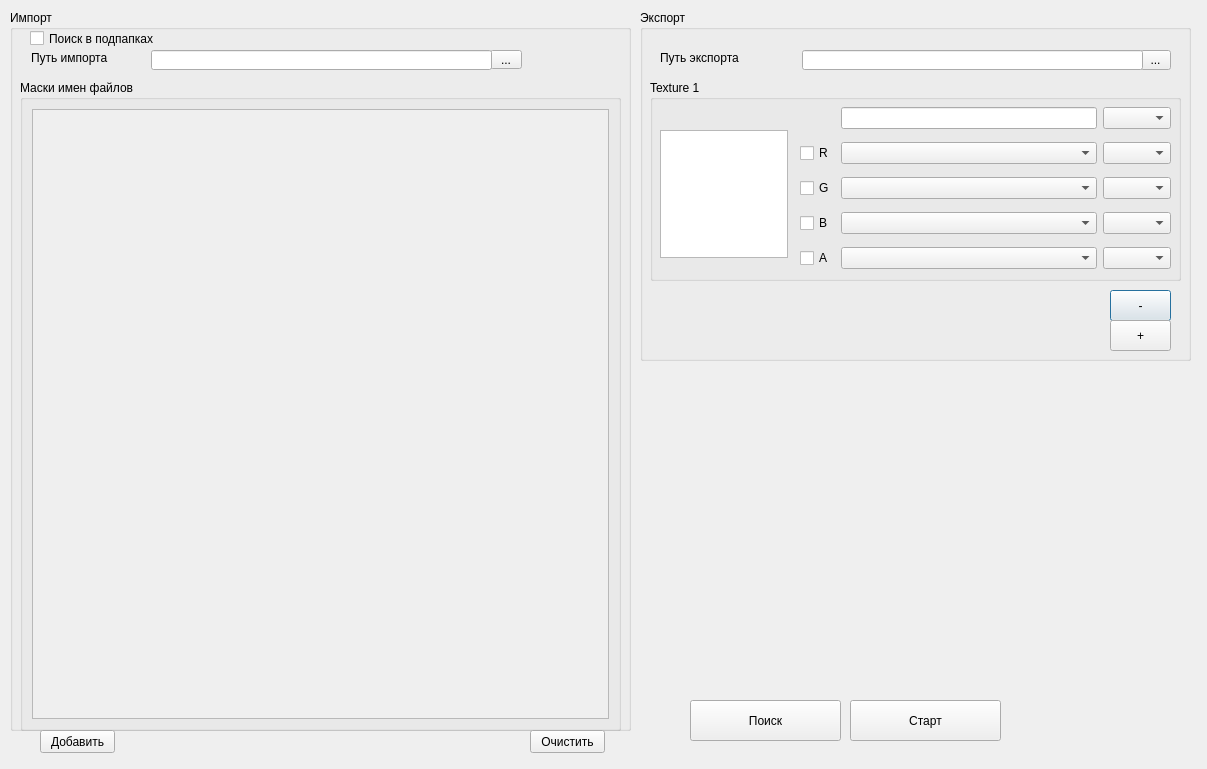
Old version of the form ui/qt_ui/ui_main_window.ui in the repository tonyb3d/Channel_Shuffler.
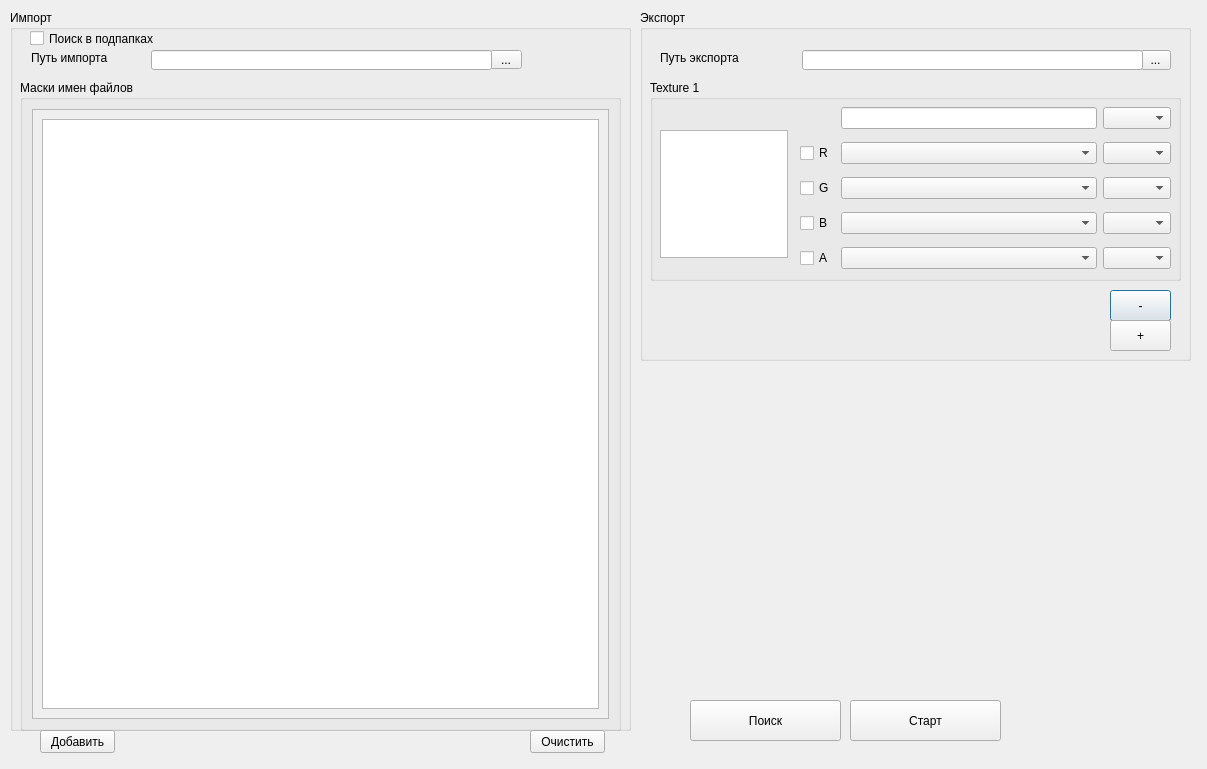
New version of the form.

Commit message: Widgets add and delete correctly

Patch:
```diff
--- a/ui/qt_ui/ui_main_window.ui
+++ b/ui/qt_ui/ui_main_window.ui
@@ -132,20 +132,7 @@
         </property>
         <layout class="QVBoxLayout" name="verticalLayout_2">
          <item>
-          <layout class="QGridLayout" name="mapwidget_gridLayout"/>
-         </item>
-         <item>
-          <spacer name="verticalSpacer">
-           <property name="orientation">
-            <enum>Qt::Vertical</enum>
-           </property>
-           <property name="sizeHint" stdset="0">
-            <size>
-             <width>20</width>
-             <height>40</height>
-            </size>
-           </property>
-          </spacer>
+          <widget class="QListWidget" name="mapwidget_listwidget"/>
          </item>
         </layout>
        </widget>
```
The commit also changes 3 other files.
